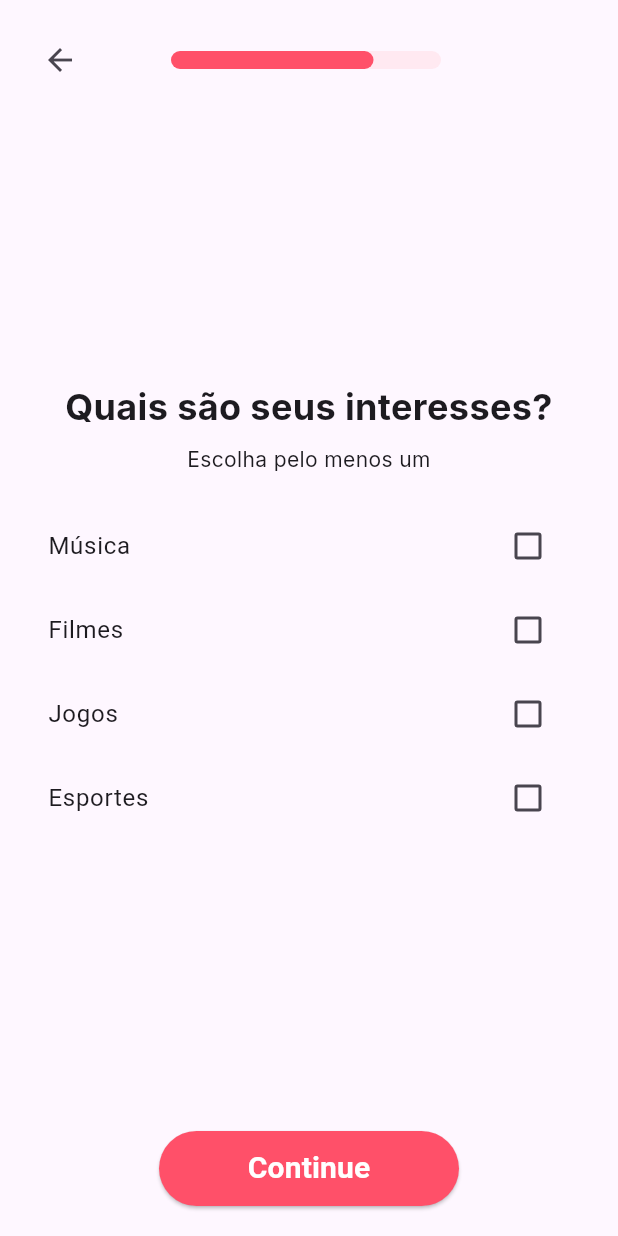
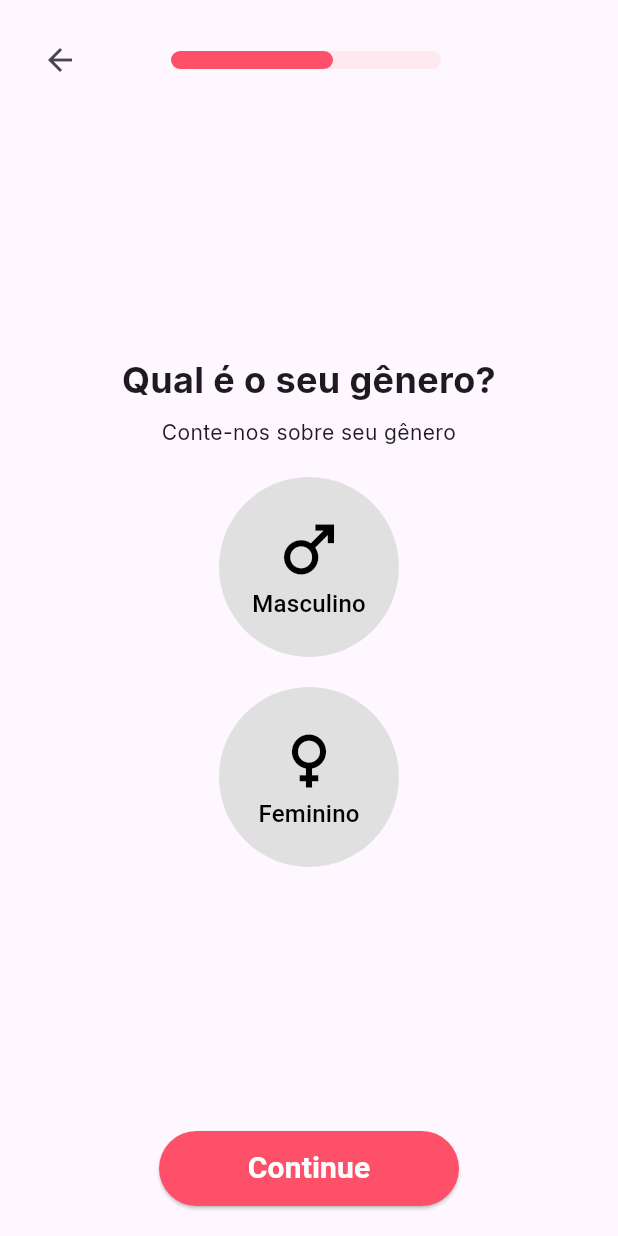
Before and after one commit to eltongamedev/Flutter-Tinder, a Flutter app: the screen it shows after launch, swiped to page 3, on a phone screen of 412 x 824 dp. Run offline on Flutter 3.47's test engine with Material 3 defaults, Android fonts, the phone set to English and light mode, and no system bars; our stand-ins replace cloud_firestore, firebase_auth, firebase_core, google_fonts, google_sign_in; accounts and stored records are empty; generated files the repository leaves out were written again.

Commit message:
Aprimoramento da Tela de Gênero

```diff
--- a/lib/models/profile_step.dart
+++ b/lib/models/profile_step.dart
@@ -1,8 +1,9 @@
-enum StepType { text, checkbox, imagePicker, age }
+enum StepType { text, checkbox, imagePicker, age, gender }
 
 class ProfileStep {
   final String title;
   final String subtitle;
+  final List<String>? gender;
   final StepType type;
   final String? hintText;
   final List<String>? options; // Para checkboxes
@@ -10,8 +11,9 @@ class ProfileStep {
 
   ProfileStep({
     required this.title,
-    this.subtitle = "teste",
+    this.subtitle = "",
     required this.type,
+    this.gender,
     this.hintText,
     this.options,
     this.imageOptions,
--- a/lib/viewmodels/profile_setup_viewmodel.dart
+++ b/lib/viewmodels/profile_setup_viewmodel.dart
@@ -16,6 +16,12 @@ class ProfileSetupViewModel extends ChangeNotifier {
       title: "Qual é a sua idade?",
       subtitle: "Queremos saber mais sobre você",
       type: StepType.age,
+    ),
+    ProfileStep(
+      title: "Qual é o seu gênero?",
+      subtitle: "Conte-nos sobre seu gênero",
+      type: StepType.gender,
+      gender: ["Masculino", "Feminino"]
     ),
     ProfileStep(
       title: "Quais são seus interesses?",
--- a/lib/views/profile_step_widget.dart
+++ b/lib/views/profile_step_widget.dart
@@ -16,6 +16,8 @@ class ProfileStepWidgetState extends State<ProfileStepWidget> {
   String? selectedImage;
   int _currentAge = 18; // Idade inicial para o carrossel
   final PageController _pageController = PageController(viewportFraction: 0.3);
+  bool isMaleSelected = false;
+  bool isFemaleSelected = false;
 
   @override
   Widget build(BuildContext context) {
@@ -124,6 +126,77 @@ class ProfileStepWidgetState extends State<ProfileStepWidget> {
               ],
             ),
 
+          if (widget.step.type == StepType.gender)
+            Center(
+              child: Column(
+                mainAxisAlignment: MainAxisAlignment.center,
+                children: [
+                  GestureDetector(
+                    onTap: () {
+                      setState(() {
+                        isMaleSelected = !isMaleSelected;
+                        if (isMaleSelected) isFemaleSelected = false;
+                      });
+                    },
+                    child: CircleAvatar(
+                      radius: 60,
+                      backgroundColor:
+                          isMaleSelected
+                              ? Color(0xffFF5069)
+                              : Colors.grey.shade300,
+                      child: Column(
+                        mainAxisAlignment: MainAxisAlignment.center,
+                        children: [
+                          Icon(
+                            Icons.male,
+                            size: 50,
+                            color: isMaleSelected ? Colors.white : Colors.black,
+                          ),
+                          Text(
+                            "Masculino",
+                            style: TextStyle(
+                              color:
+                                  isMaleSelected ? Colors.white : Colors.black,
+                            ),
+                          ),
+                        ],
+                      ),
+                    ),
+                  ),
+
+                  SizedBox(height: 20),
+
+                  GestureDetector(
+                    onTap: () {
+                      setState(() {
+                        isFemaleSelected = !isFemaleSelected;
+                        if (isFemaleSelected) isMaleSelected = false;
+                      });
+                    },
+                    child: CircleAvatar(
+                      radius: 60,
+                      backgroundColor:
+                          isFemaleSelected
+                              ? Color(0xffFF5069)
+                              : Colors.grey.shade300,
+                      child: Column(
+                        mainAxisAlignment: MainAxisAlignment.center,
+                        children: [
+                          Icon(
+                            Icons.female,
+                            size: 50,
+                            color: isFemaleSelected ? Colors.white : Colors.black,
+                          ),
+                          Text("Feminino",
+                          style: TextStyle(color: isFemaleSelected ? Colors.white : Colors.black),)
+                        ],
+                      ),
+                    ),
+                  ),
+                ],
+              ),
+            ),
+
           if (widget.step.type == StepType.checkbox)
             Column(
               children:
```
Also changed, not shown: 1 other file.
